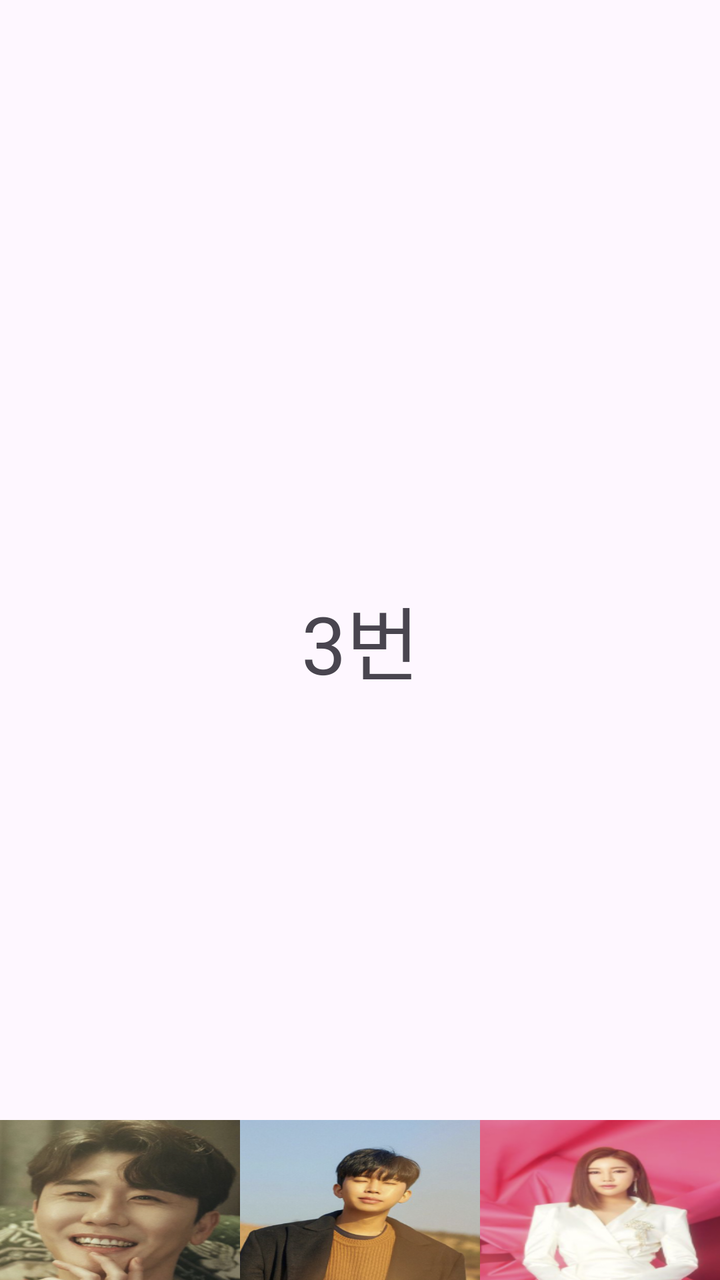
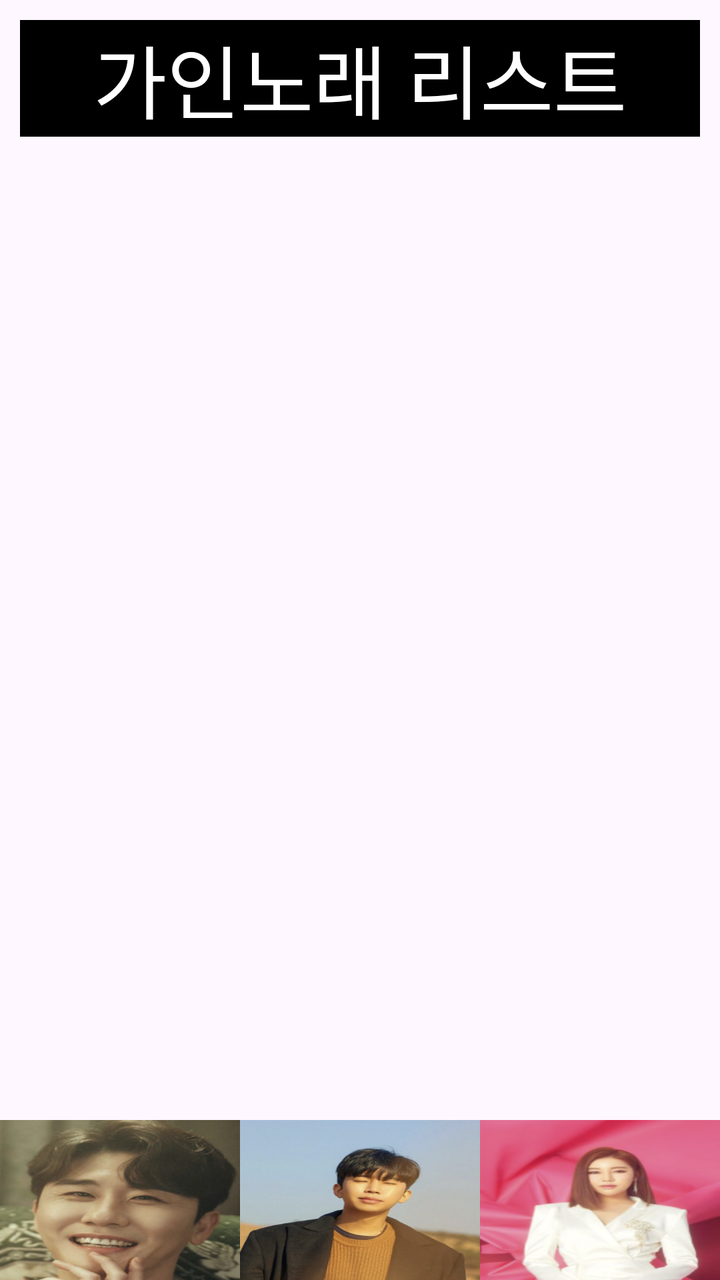

Before-and-after screenshots of an Android layout around one commit, followed by the original layout XML and the change that was made.
<!-- AndroidManifest.xml: application theme Theme.Trot_list -->
<!-- res/layout/fragment_singer3.xml -->
<?xml version="1.0" encoding="utf-8"?>
<androidx.constraintlayout.widget.ConstraintLayout
    xmlns:android="http://schemas.android.com/apk/res/android"
    xmlns:app="http://schemas.android.com/apk/res-auto"
    xmlns:tools="http://schemas.android.com/tools"
    android:layout_width="match_parent"
    android:layout_height="match_parent"
    tools:context=".Singer3Fragment">

    
    <TextView
        android:text="3번"
        android:layout_width="0dp"
        android:layout_height="0dp"
        android:gravity="center"
        android:textSize="40sp"
        app:layout_constraintTop_toTopOf="parent"
        app:layout_constraintBottom_toBottomOf="parent"
        app:layout_constraintStart_toStartOf="parent"
        app:layout_constraintEnd_toEndOf="parent"
        />
    <LinearLayout
        android:layout_width="match_parent"
        android:layout_height="80dp"
        app:layout_constraintBottom_toBottomOf="parent">

        <ImageView
            android:id="@+id/image1"
            android:src="@drawable/photo1"
            android:layout_width="match_parent"
            android:layout_height="match_parent"
            android:layout_weight="1"
            android:scaleType="fitXY"/>
        <ImageView
            android:id="@+id/image2"
            android:src="@drawable/photo2"
            android:layout_width="match_parent"
            android:layout_height="match_parent"
            android:layout_weight="1"
            android:scaleType="fitXY"/>
        <ImageView
            android:id="@+id/image3"
            android:src="@drawable/photo3"
            android:layout_width="match_parent"
            android:layout_height="match_parent"
            android:layout_weight="1"
            android:scaleType="fitXY"/>
    </LinearLayout>
    
</androidx.constraintlayout.widget.ConstraintLayout>
<!-- resources referenced by this layout -->
<resources>
  <!-- drawable photo1: png bitmap (drawable, 172212 bytes) -->
  <!-- drawable photo2: png bitmap (drawable, 162560 bytes) -->
  <!-- drawable photo3: png bitmap (drawable, 86599 bytes) -->
  <style name="Theme.Trot_list" parent="Base.Theme.Trot_list" />
  <style name="Base.Theme.Trot_list" parent="Theme.Material3.DayNight.NoActionBar">
          
          
      </style>
</resources>

<!-- the commit's change to res/layout/fragment_singer3.xml (unified diff, before → after) -->
@@ -9,16 +9,22 @@
 
     
     <TextView
-        android:text="3번"
-        android:layout_width="0dp"
-        android:layout_height="0dp"
+        android:text="가인노래 리스트"
+        android:layout_width="match_parent"
+        android:layout_height="wrap_content"
+        android:textColor="@color/white"
+        android:background="@color/black"
         android:gravity="center"
         android:textSize="40sp"
+        android:layout_margin="10dp"
         app:layout_constraintTop_toTopOf="parent"
-        app:layout_constraintBottom_toBottomOf="parent"
-        app:layout_constraintStart_toStartOf="parent"
-        app:layout_constraintEnd_toEndOf="parent"
         />
+    <androidx.recyclerview.widget.RecyclerView
+        android:id="@+id/singRV"
+        android:layout_marginTop="60dp"
+        android:layout_marginBottom="80dp"
+        android:layout_width="match_parent"
+        android:layout_height="match_parent" />
     <LinearLayout
         android:layout_width="match_parent"
         android:layout_height="80dp"
<!-- resource entries referenced after the edit -->
@@ -1,5 +1,7 @@
 <!-- resources referenced by this layout -->
 <resources>
+  <color name="black">#FF000000</color>
+  <color name="white">#FFFFFFFF</color>
   <!-- drawable photo1: png bitmap (drawable, 172212 bytes) -->
   <!-- drawable photo2: png bitmap (drawable, 162560 bytes) -->
   <!-- drawable photo3: png bitmap (drawable, 86599 bytes) -->
